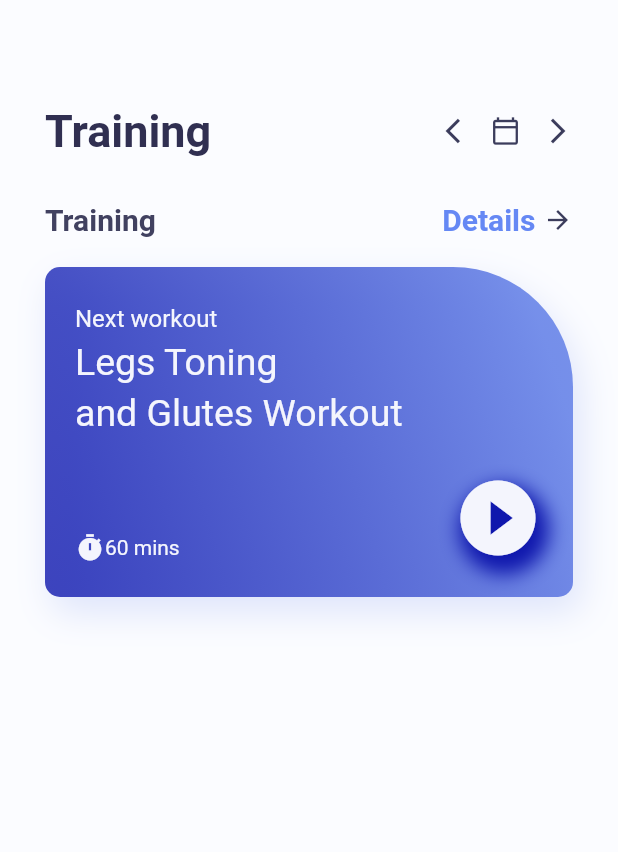
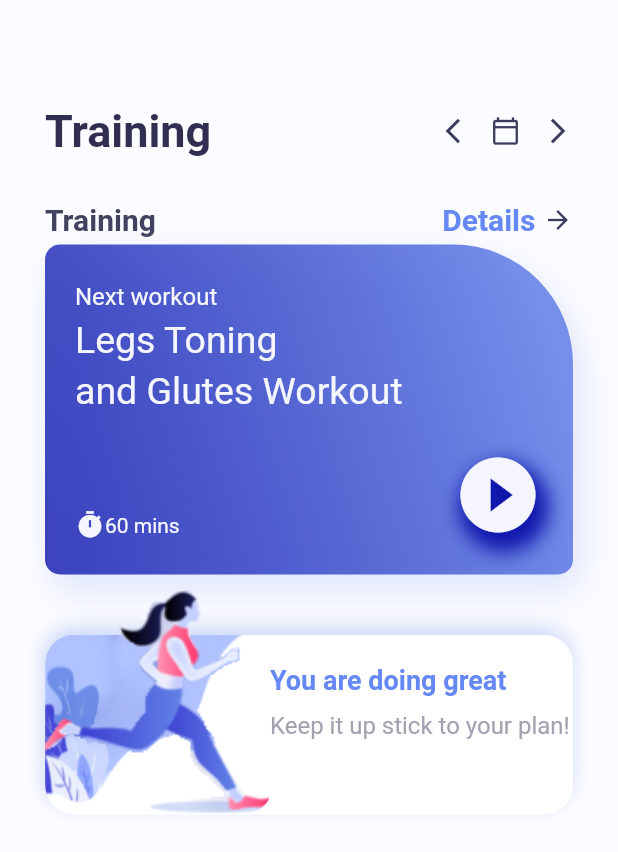
Before and after one commit to YEANSEYHA/flutter_traning_app_ui, a Flutter app: the screen it shows after launch, on a phone screen of 412 x 824 dp. Shown: the top 852 px of the screen. Run offline on Flutter 3.47's test engine with Material 2 defaults, Android fonts, the phone set to English and light mode, and no system bars.

Commit message:
Finished Second Row

```diff
--- a/lib/home_page.dart
+++ b/lib/home_page.dart
@@ -72,7 +72,7 @@ class _HomePageState extends State<HomePage> {
                 ],
               ),
               SizedBox(
-                height: 20,
+                height: 5,
               ),
               Container(
                 width: MediaQuery.of(context).size.width,
@@ -160,6 +160,73 @@ class _HomePageState extends State<HomePage> {
                     ],
                   ),
                 ),
+              ),
+              SizedBox(
+                height: 10,
+              ),
+              Container(
+                height: 180,
+                width: MediaQuery.of(context).size.width,
+                child: Stack(
+                  children: [
+                    // Below background image
+                    Container(
+                      width: MediaQuery.of(context).size.width,
+                      margin: const EdgeInsets.only(top: 30),
+                      height: 120,
+                      decoration: BoxDecoration(
+                          borderRadius: BorderRadius.circular(20),
+                          image: DecorationImage(
+                              image: AssetImage("assets/card.jpg"),
+                              fit: BoxFit.fill),
+                          boxShadow: [
+                            BoxShadow(
+                                blurRadius: 10,
+                                offset: Offset(-1, -5),
+                                color: color.AppColor.gradientSecond
+                                    .withOpacity(0.3))
+                          ]),
+                    ),
+                    // Top background girl image
+                    Container(
+                      height: 180,
+                      width: MediaQuery.of(context).size.width,
+                      margin: const EdgeInsets.only(right: 200, bottom: 30),
+                      decoration: BoxDecoration(
+                        borderRadius: BorderRadius.circular(20),
+                        image: DecorationImage(
+                            image: AssetImage("assets/figure.png"),
+                            fit: BoxFit.fill),
+                      ),
+                    ),
+                    Container(
+                      width: double.maxFinite,
+                      height: 100,
+                      margin: const EdgeInsets.only(left: 150, top: 50),
+                      child: Column(
+                        crossAxisAlignment: CrossAxisAlignment.start,
+                        children: [
+                          Text(
+                            "You are doing great",
+                            style: TextStyle(
+                                fontSize: 18,
+                                fontWeight: FontWeight.bold,
+                                color: color.AppColor.homePageDetail),
+                          ),
+                          SizedBox(
+                            height: 10,
+                          ),
+                          RichText(
+                              text: TextSpan(
+                                  text: "Keep it up stick to your plan!",
+                                  style: TextStyle(
+                                      color: color.AppColor.homePagePlanColor,
+                                      fontSize: 16)))
+                        ],
+                      ),
+                    )
+                  ],
+                ),
               )
             ],
           ),
```
